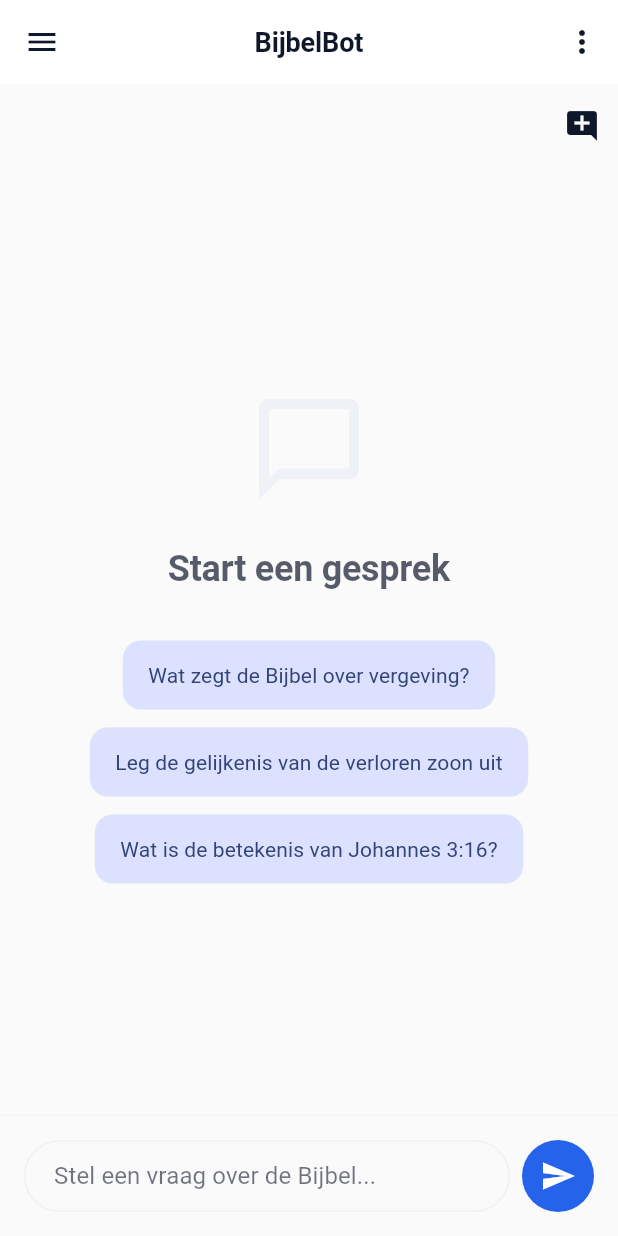
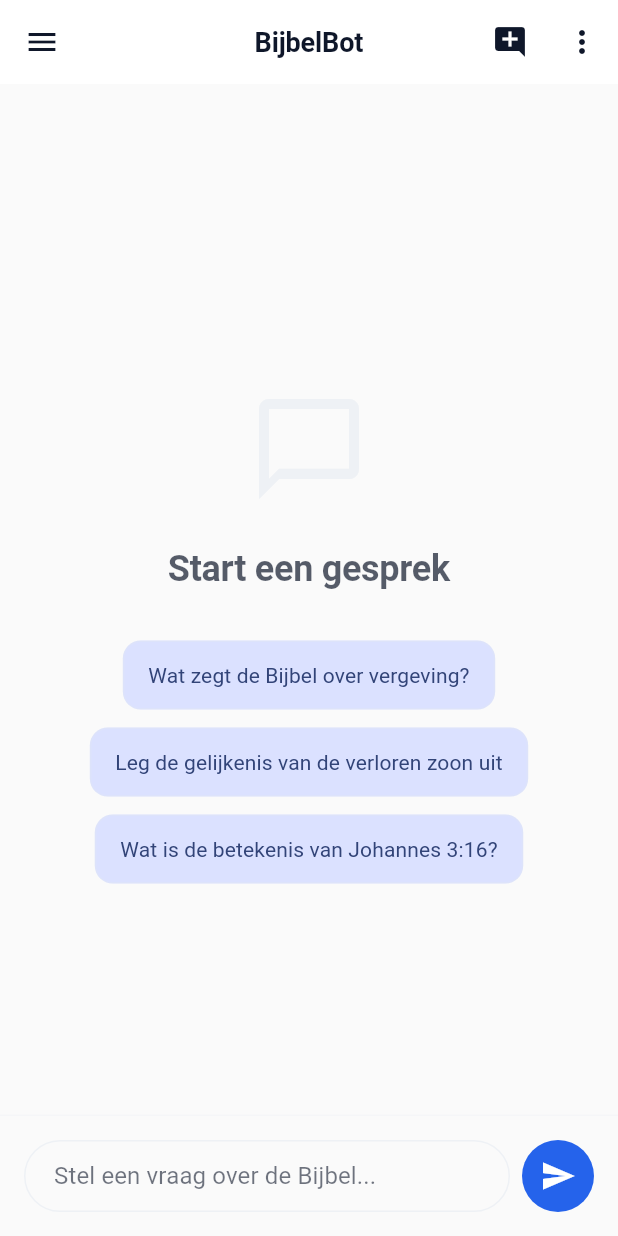
Before and after one commit to thomasboom/BijbelBot, a Flutter app: the screen it shows after launch, on a phone screen of 412 x 824 dp. Run offline on Flutter 3.47's test engine with Material 3 defaults, Android fonts, the phone set to English and light mode, and no system bars; our stand-ins replace flutter_dotenv, flutter_markdown, shared_preferences.

Commit message:
Updated button

```diff
--- a/lib/main.dart
+++ b/lib/main.dart
@@ -420,8 +420,13 @@ class _BijbelBotHomePageState extends State<BijbelBotHomePage> {
               tooltip: localizations.openConversations,
             ),
         ),
-        actions: const [
-          SettingsMenu(),
+        actions: [
+          IconButton(
+            onPressed: _createNewConversation,
+            icon: const Icon(Icons.add_comment),
+            tooltip: localizations.newConversation,
+          ),
+          const SettingsMenu(),
         ],
       ),
       drawer: Drawer(
--- a/lib/screens/bible_chat_screen.dart
+++ b/lib/screens/bible_chat_screen.dart
@@ -420,15 +420,7 @@ class _BibleChatScreenState extends State<BibleChatScreen>
             )
           : null,
         title: null,
-        actions: [
-          // On smaller screens, show new conversation button
-          if(MediaQuery.of(context).size.width < 768)
-          IconButton(
-            onPressed: _showNewConversationDialog,
-            icon: const Icon(Icons.add_comment),
-            tooltip: localizations.newConversation,
-          ),
-        ],
+        actions: const [],
         backgroundColor: colorScheme.surface,
         foregroundColor: colorScheme.onSurface,
         elevation: 0,
```
